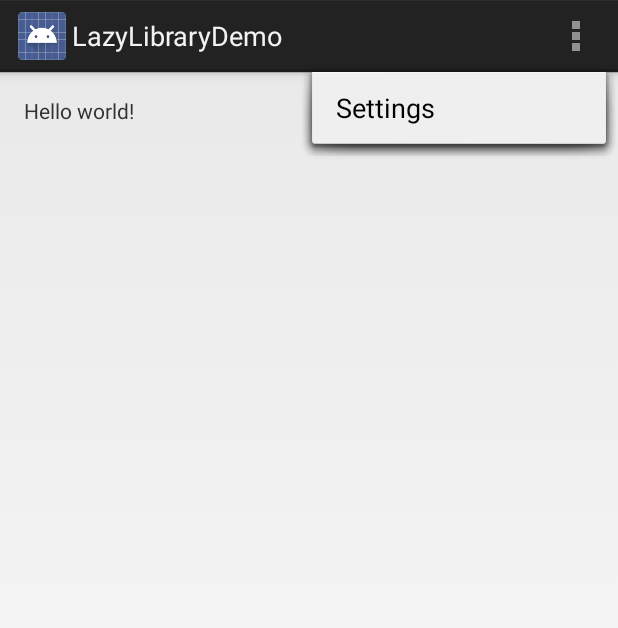
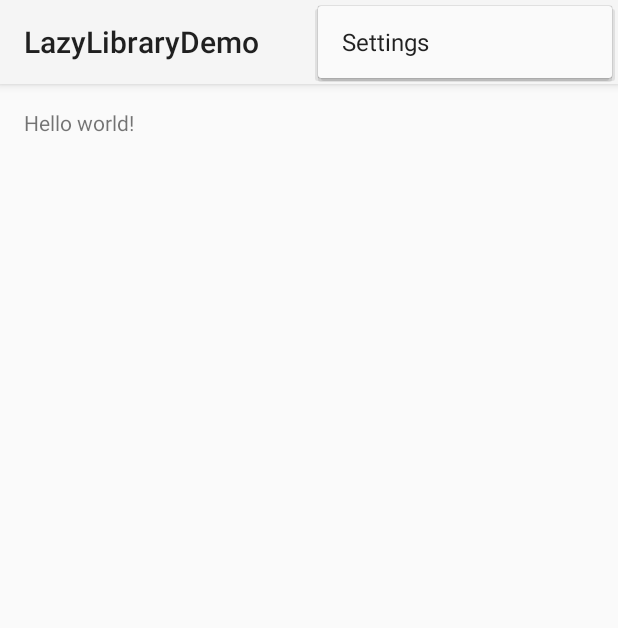
Before and after one commit to louislam/android-lazy-library, an Android app: the screen it shows after launch (MainActivity), with the options menu open, on a phone screen of 412 x 824 dp. Shown: the top 628 px of the screen. Run offline under Robolectric (Android 15) with nearby library versions, the phone set to English and light mode, and no system bars.

Commit message:
Convert example app to AppCompatActivity

```diff
--- a/example/build.gradle
+++ b/example/build.gradle
@@ -28,4 +28,5 @@
 
 dependencies {
     implementation project(':app')
+    implementation 'androidx.appcompat:appcompat:1.5.1'
 }
--- a/example/src/main/AndroidManifest.xml
+++ b/example/src/main/AndroidManifest.xml
@@ -4,7 +4,7 @@
         android:allowBackup="true"
         android:icon="@drawable/ic_launcher"
         android:label="@string/app_name"
-        android:theme="@style/AppTheme" >
+        android:theme="@style/Theme.AppCompat.Light" >
         <activity
             android:exported="true"
             android:name=".MainActivity">
--- a/example/src/main/java/net/louislam/android/lazylibrarydemo/MainActivity.java
+++ b/example/src/main/java/net/louislam/android/lazylibrarydemo/MainActivity.java
@@ -2,13 +2,14 @@
 
 import net.louislam.android.L;
 import android.os.Bundle;
-import android.app.Activity;
 import android.app.ProgressDialog;
 import android.content.DialogInterface;
 import android.content.DialogInterface.OnClickListener;
 import android.view.Menu;
 
-public class MainActivity extends Activity {
+import androidx.appcompat.app.AppCompatActivity;
+
+public class MainActivity extends AppCompatActivity {
 
 	@Override
 	protected void onCreate(Bundle savedInstanceState) {
--- a/example/src/main/res/values/styles.xml
+++ b/example/src/main/res/values/styles.xml
@@ -1,20 +1,3 @@
 <resources>
 
-    <!--
-        Base application theme, dependent on API level. This theme is replaced
-        by AppBaseTheme from res/values-vXX/styles.xml on newer devices.
-    -->
-    <style name="AppBaseTheme" parent="android:Theme.Light">
-        <!--
-            Theme customizations available in newer API levels can go in
-            res/values-vXX/styles.xml, while customizations related to
-            backward-compatibility can go here.
-        -->
-    </style>
-
-    <!-- Application theme. -->
-    <style name="AppTheme" parent="AppBaseTheme">
-        <!-- All customizations that are NOT specific to a particular API-level can go here. -->
-    </style>
-
 </resources>
```
Also changed, not shown: gradle.properties (added, +22 -0 lines).
